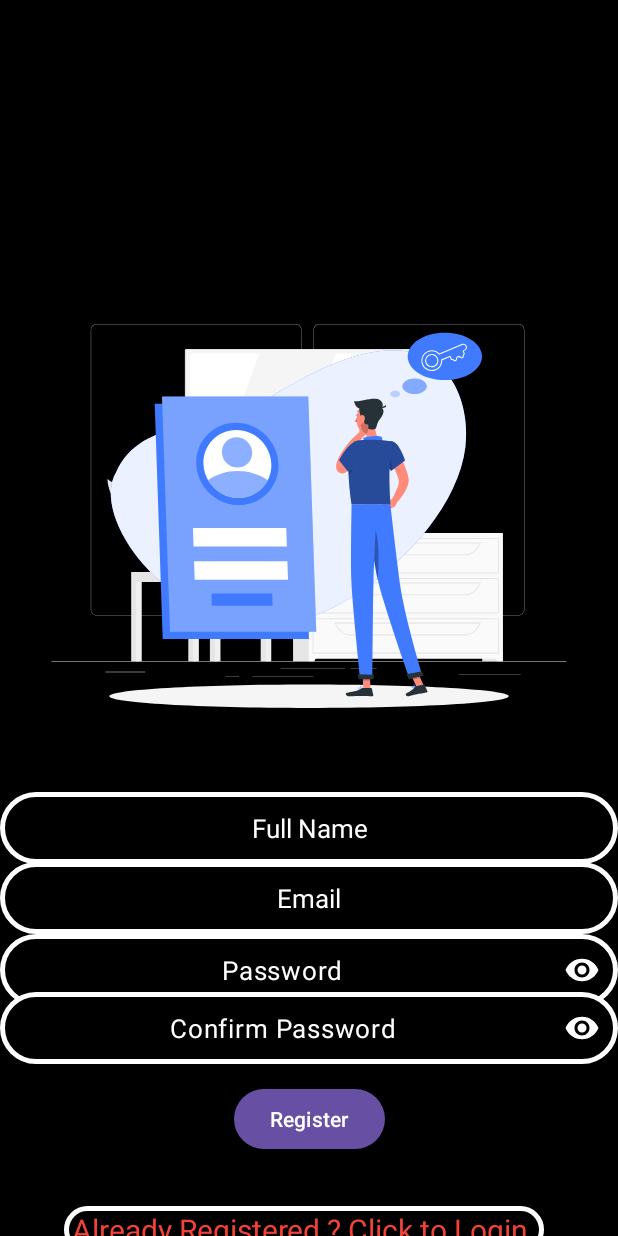
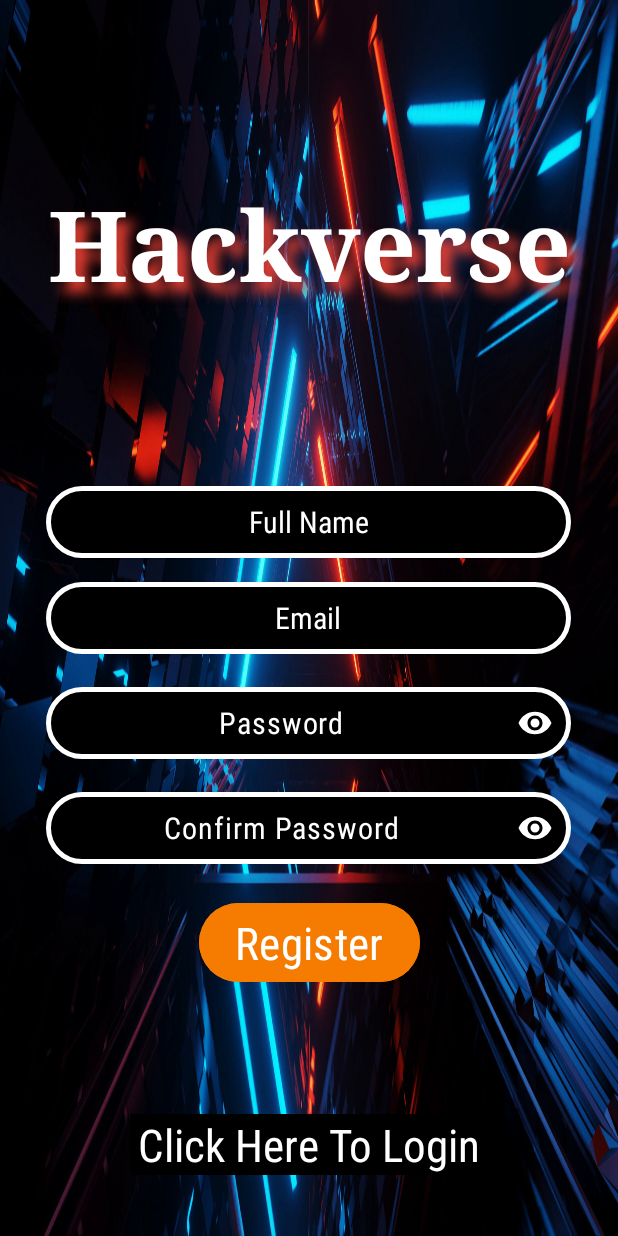
Before and after one commit to Alok-kumar2024/HackVerse, an Android app: the RegisterActivity screen opened directly, with no data from a screen before it, on a phone screen of 412 x 824 dp. Run offline under Robolectric (Android 15) with nearby library versions, the phone set to English and light mode, and no system bars; our stand-ins replace Firebase (no records; nobody signed in at launch, a user with empty details on screens opened directly).

Commit message:
Removed that extra activity of choice , changed the XML of Login and Register Activity , Learning and trying the RecyclerView..

```diff
--- a/app/src/main/java/com/example/hackverse/RegisterActivity.kt
+++ b/app/src/main/java/com/example/hackverse/RegisterActivity.kt
@@ -26,15 +26,6 @@ class RegisterActivity : AppCompatActivity() {
             val systemBars = insets.getInsets(WindowInsetsCompat.Type.systemBars())
             v.setPadding(systemBars.left, systemBars.top, systemBars.right, systemBars.bottom)
             insets
-        }
-        val lottieAnimationView = findViewById<LottieAnimationView>(R.id.animationView)
-        lottieAnimationView.setAnimation(R.raw.login)
-        lottieAnimationView.loop(true)
-        lottieAnimationView.playAnimation()
-
-        LottieCompositionFactory.fromRawRes(this, R.raw.login).addListener { composition ->
-            lottieAnimationView.setComposition(composition)
-            lottieAnimationView.playAnimation()
         }
 
 
@@ -76,6 +67,7 @@ class RegisterActivity : AppCompatActivity() {
                             if (it.isSuccessful) {
                                 val intent = Intent(this, MainActivity::class.java)
                                 startActivity(intent)
+                                finish()
                             } else {
                                 Toast.makeText(this, it.exception.toString(), Toast.LENGTH_SHORT)
                                     .show()
@@ -86,7 +78,6 @@ class RegisterActivity : AppCompatActivity() {
                     Toast.makeText(this, "Password does not match.", Toast.LENGTH_SHORT).show()
                 }
             }
-
         }
 
         binding.LoginRedirectText.setOnClickListener{
--- a/app/src/main/res/drawable/writearea.xml
+++ b/app/src/main/res/drawable/writearea.xml
@@ -1,12 +1,11 @@
 <?xml version="1.0" encoding="utf-8"?>
 <shape xmlns:android="http://schemas.android.com/apk/res/android"
 
-      android:shape ="rectangle" >
+      android:shape ="rectangle">
     <corners
         android:radius="30dp" />
 
     <solid android:color="@color/black"/>
-
     <stroke
         android:width="3dp"
         android:color="@color/white"
--- a/app/src/main/res/layout/activity_main.xml
+++ b/app/src/main/res/layout/activity_main.xml
@@ -5,7 +5,8 @@
     android:id="@+id/main"
     android:layout_width="match_parent"
     android:layout_height="match_parent"
-    tools:context=".MainActivity">
+    tools:context=".MainActivity"
+    >
 
     <TextView
         android:layout_width="wrap_content"
--- a/app/src/main/res/layout/activity_register.xml
+++ b/app/src/main/res/layout/activity_register.xml
@@ -1,103 +1,112 @@
 <?xml version="1.0" encoding="utf-8"?>
 
-<ScrollView android:layout_width="match_parent"
+<ScrollView xmlns:app="http://schemas.android.com/apk/res-auto"
+    xmlns:tools="http://schemas.android.com/tools"
+    android:layout_width="match_parent"
     android:fillViewport="true"
     android:background="@color/black"
-    android:layout_height="wrap_content"
+    android:layout_height="match_parent"
     xmlns:android="http://schemas.android.com/apk/res/android">
 
     <androidx.constraintlayout.widget.ConstraintLayout
-    xmlns:app="http://schemas.android.com/apk/res-auto"
-    xmlns:tools="http://schemas.android.com/tools"
         android:id="@+id/main"
         android:layout_width="match_parent"
         android:layout_height="wrap_content"
         tools:context=".RegisterActivity"
         tools:ignore="MissingClass"
-    android:background="@color/black">
+        android:background="@drawable/registeractivitybackground">
 
+        <TextView
+            android:id="@+id/WelcomeMessage"
+            android:layout_width="400dp"
+            android:layout_height="wrap_content"
+            android:fontFamily="serif"
+            android:gravity="center"
+            android:paddingLeft="8dp"
+            android:paddingRight="8dp"
+            android:shadowColor="@color/red"
+            android:shadowDx="10"
+            android:shadowDy="10"
+            android:shadowRadius="10"
+            android:text="@string/app_name"
+            android:textColor="@color/white"
+            app:layout_constraintStart_toStartOf="parent"
+            app:layout_constraintEnd_toEndOf="parent"
+            app:layout_constraintTop_toTopOf="parent"
+            app:layout_constraintRight_toRightOf="parent"
+            app:layout_constraintLeft_toLeftOf="parent"
+            app:layout_constraintBottom_toTopOf="@id/name"
+            android:textSize="65sp"
+            android:textStyle="bold"
+            tools:layout_editor_absoluteX="9dp"
+            tools:layout_editor_absoluteY="116dp" />
 
-    <com.airbnb.lottie.LottieAnimationView
-        android:id="@+id/animationView"
-        android:layout_width="412dp"
-        android:layout_height="700dp"
-        android:layout_marginBottom="192dp"
-        android:visibility="visible"
+        <EditText
+            android:id="@+id/name"
+            android:layout_width="350dp"
+            android:layout_height="48dp"
+            android:background="@drawable/writearea"
+            android:gravity="center"
+            android:hint="@string/full_name"
+            android:inputType="text"
+            android:textColorHint="@color/white"
+            android:textSize="20sp"
+            android:fontFamily="sans-serif-condensed"
             app:layout_constraintBottom_toBottomOf="parent"
-        app:layout_constraintHorizontal_bias="0.0"
+            app:layout_constraintBottom_toTopOf="@id/email"
+            app:layout_constraintHorizontal_bias="0.493"
             app:layout_constraintLeft_toLeftOf="parent"
             app:layout_constraintRight_toRightOf="parent"
             app:layout_constraintTop_toTopOf="parent"
-        app:layout_constraintVertical_bias="0.683"
-        app:lottie_autoPlay="true"
-        app:lottie_loop="true"
-        app:lottie_rawRes="@raw/login" />
-
-    <EditText
-        android:id="@+id/name"
-        android:layout_width="match_parent"
-        android:layout_height="48dp"
-        android:layout_marginTop="528dp"
-        android:background="@drawable/writearea"
-        android:gravity="center"
-        android:hint="Full Name"
-        android:inputType="text"
-        android:textSize="17sp"
-        android:textColorHint="@color/white"
-        app:layout_constraintBottom_toBottomOf="@+id/animationView"
-        app:layout_constraintEnd_toEndOf="parent"
-        app:layout_constraintHorizontal_bias="0.445"
-        app:layout_constraintStart_toStartOf="parent"
-        app:layout_constraintTop_toTopOf="@+id/animationView"
-        app:layout_constraintVertical_bias="0.0"
+            app:layout_constraintVertical_bias="0.952"
             tools:ignore="MissingConstraints" />
-
 
         <EditText
             android:id="@+id/email"
-        android:layout_width="match_parent"
+            android:layout_width="350dp"
             android:layout_height="48dp"
-        android:layout_marginTop="528dp"
             android:background="@drawable/writearea"
             android:gravity="center"
-        android:hint="Email"
+            android:hint="@string/email"
             android:inputType="textEmailAddress"
             android:textColorHint="@color/white"
-        android:textSize="17sp"
-        app:layout_constraintBottom_toBottomOf="@+id/animationView"
-        app:layout_constraintEnd_toEndOf="parent"
-        app:layout_constraintHorizontal_bias="1.0"
-        app:layout_constraintStart_toStartOf="parent"
-        app:layout_constraintTop_toTopOf="@+id/animationView"
-        app:layout_constraintVertical_bias="0.379"
-        tools:ignore="MissingConstraints" />
+            android:fontFamily="sans-serif-condensed"
+            android:textSize="20sp"
+            app:layout_constraintBottom_toBottomOf="parent"
+            app:layout_constraintTop_toTopOf="parent"
+            app:layout_constraintHorizontal_bias="0.493"
+            app:layout_constraintLeft_toLeftOf="parent"
+            app:layout_constraintRight_toRightOf="parent"
+            tools:ignore="MissingConstraints"
+            tools:layout_editor_absoluteY="409dp" />
 
         <com.google.android.material.textfield.TextInputLayout
             android:id="@+id/password"
             android:layout_width="0dp"
             android:layout_height="wrap_content"
-    app:layout_constraintBottom_toBottomOf="@id/confirm_password"
-    app:layout_constraintHorizontal_bias="1.0"
+            app:hintAnimationEnabled="true"
+            app:hintEnabled="false"
+            app:layout_constraintBottom_toTopOf="@id/confirm_password"
+            app:layout_constraintHorizontal_bias="0.0"
             app:layout_constraintLeft_toLeftOf="parent"
             app:layout_constraintRight_toRightOf="parent"
             app:layout_constraintTop_toBottomOf="@+id/email"
             app:layout_constraintVertical_bias="0.0"
             app:passwordToggleEnabled="true"
             app:passwordToggleTint="@color/white"
-    app:hintEnabled="false"
-    app:hintAnimationEnabled="true">
+            android:gravity="center">
 
             <com.google.android.material.textfield.TextInputEditText
-        android:layout_width="match_parent"
+                android:layout_width="350dp"
                 android:layout_height="wrap_content"
                 android:background="@drawable/writearea"
                 android:gravity="center"
+                android:fontFamily="sans-serif-condensed"
+                android:hint="@string/password"
+                android:inputType="textPassword"
                 android:padding="8dp"
                 android:textColorHint="@color/white"
-        android:textSize="17sp"
-        android:hint="Password"
-        android:inputType="textPassword"
-        />
+                android:textSize="20sp" />
         </com.google.android.material.textfield.TextInputLayout>
 
         <com.google.android.material.textfield.TextInputLayout
@@ -110,24 +119,28 @@
             app:layout_constraintLeft_toLeftOf="parent"
             app:layout_constraintTop_toBottomOf="@+id/password"
             app:layout_constraintRight_toRightOf="parent"
-        app:layout_constraintBottom_toBottomOf="@id/animationView"
+            app:layout_constraintBottom_toTopOf="@id/Register"
             android:textColorHint="@color/white"
             app:passwordToggleTint="@color/white"
             app:hintEnabled="false"
-        app:hintAnimationEnabled="true">
-
+            app:hintAnimationEnabled="true"
+            android:gravity="center">
 
             <com.google.android.material.textfield.TextInputEditText
-            android:layout_width="match_parent"
+                android:layout_width="350dp"
                 android:layout_height="wrap_content"
                 android:background="@drawable/writearea"
                 android:gravity="center"
+                android:hint="@string/confirm_password"
+                android:fontFamily="sans-serif-condensed"
+                android:inputType="textPassword"
                 android:padding="8dp"
                 android:textColorHint="@color/white"
-            android:textSize="17sp"
-            android:hint="@string/confirm_password"
-            android:inputType="textPassword"
-            />
+                android:textSize="20sp"
+                tools:layout_editor_absoluteX="2dp"
+                tools:layout_editor_absoluteY="616dp" />
+
+
         </com.google.android.material.textfield.TextInputLayout>
 
         <Button
@@ -136,8 +149,11 @@
             android:layout_height="wrap_content"
             android:layout_marginTop="51dp"
             android:layout_marginBottom="44dp"
-        android:text="Register"
-        app:layout_constraintBottom_toBottomOf="parent"
+            android:fontFamily="sans-serif-condensed"
+            android:text="@string/register"
+            android:textSize="30sp"
+            android:backgroundTint="@color/orange_dark"
+            app:layout_constraintBottom_toTopOf="@id/LoginRedirectText"
             app:layout_constraintLeft_toLeftOf="parent"
             app:layout_constraintRight_toRightOf="parent"
             app:layout_constraintTop_toBottomOf="@+id/password"
@@ -147,18 +163,18 @@
             android:id="@+id/LoginRedirectText"
             android:layout_width="wrap_content"
             android:layout_height="wrap_content"
-        android:text="Already Registered ? Click to Login "
-        android:background="@drawable/writearea"
-        android:textColor="@color/red"
             android:paddingLeft="5dp"
             android:paddingRight="5dp"
-        android:textSize="20sp"
+            android:text="@string/click_here_to_login"
+            android:textColor="@color/white"
+            android:fontFamily="sans-serif-condensed"
+            android:background="@color/black"
+            android:textSize="30sp"
             app:layout_constraintBottom_toBottomOf="parent"
-        app:layout_constraintHorizontal_bias="0.461"
             app:layout_constraintLeft_toLeftOf="parent"
             app:layout_constraintRight_toRightOf="parent"
             app:layout_constraintTop_toBottomOf="@id/Register"
-        app:layout_constraintVertical_bias="0.375" />
+            app:layout_constraintVertical_bias="0.0" />
 
 
     </androidx.constraintlayout.widget.ConstraintLayout>
--- a/app/src/main/res/values/strings.xml
+++ b/app/src/main/res/values/strings.xml
@@ -1,4 +1,11 @@
 <resources>
     <string name="app_name">Hackverse</string>
     <string name="confirm_password">Confirm Password</string>
+    <string name="email">Email</string>
+    <string name="password">Password</string>
+    <string name="login">Login</string>
+    <string name="create_an_account">Create An Account</string>
+    <string name="full_name">Full Name</string>
+    <string name="register">Register</string>
+    <string name="click_here_to_login">Click Here To Login</string>
 </resources>
```
Also changed, not shown: app/src/main/AndroidManifest.xml (+4 -3 lines), app/src/main/java/com/example/hackverse/LoginActivity.kt (+1 -13 lines), app/src/main/res/layout/activity_login.xml (+117 -92 lines), app/src/main/res/drawable/registeractivitybackground.jpg (added). Lines whose indentation alone changed are shown as unchanged.
